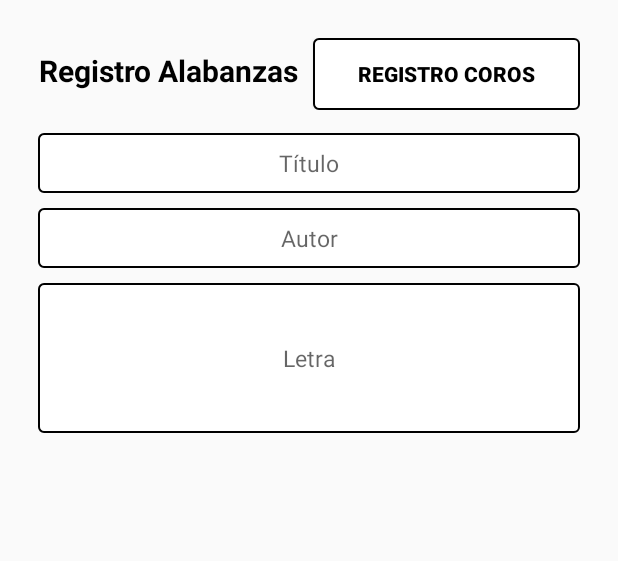
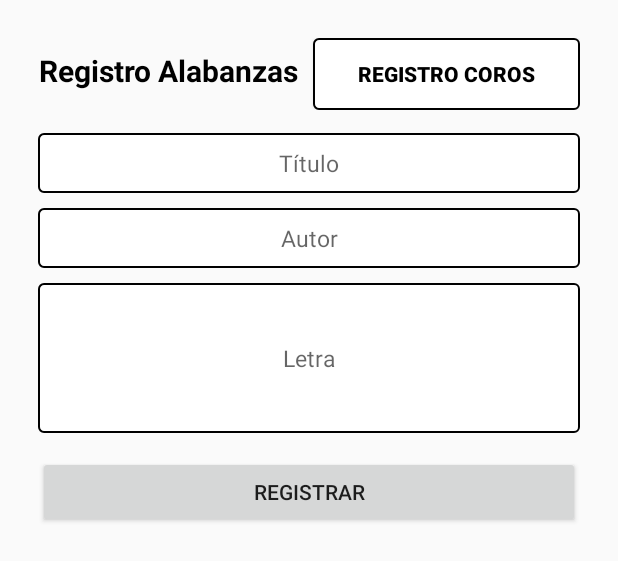
Before and after one commit to rivas25/Himnario, an Android app: the layout activity_main.xml on its own in the app's theme, with its tools: preview values and no code run, on a phone screen of 412 x 824 dp. Shown: the top 561 px of the screen. Run offline under Robolectric (Android 15) with nearby library versions, the phone set to English and light mode, and no system bars.

Commit message:
Subiendo un button en la clase activity main

```diff
--- a/app/src/main/res/layout/activity_main.xml
+++ b/app/src/main/res/layout/activity_main.xml
@@ -69,5 +69,12 @@
         android:background="@drawable/etestilo"/>
 
 
+    <Button
+        android:id="@+id/btnRegistrar"
+        android:layout_width="match_parent"
+        android:layout_height="wrap_content"
+        android:text="Registrar"
+        android:layout_marginTop="15dp"
+        />
 
 </LinearLayout>
```
